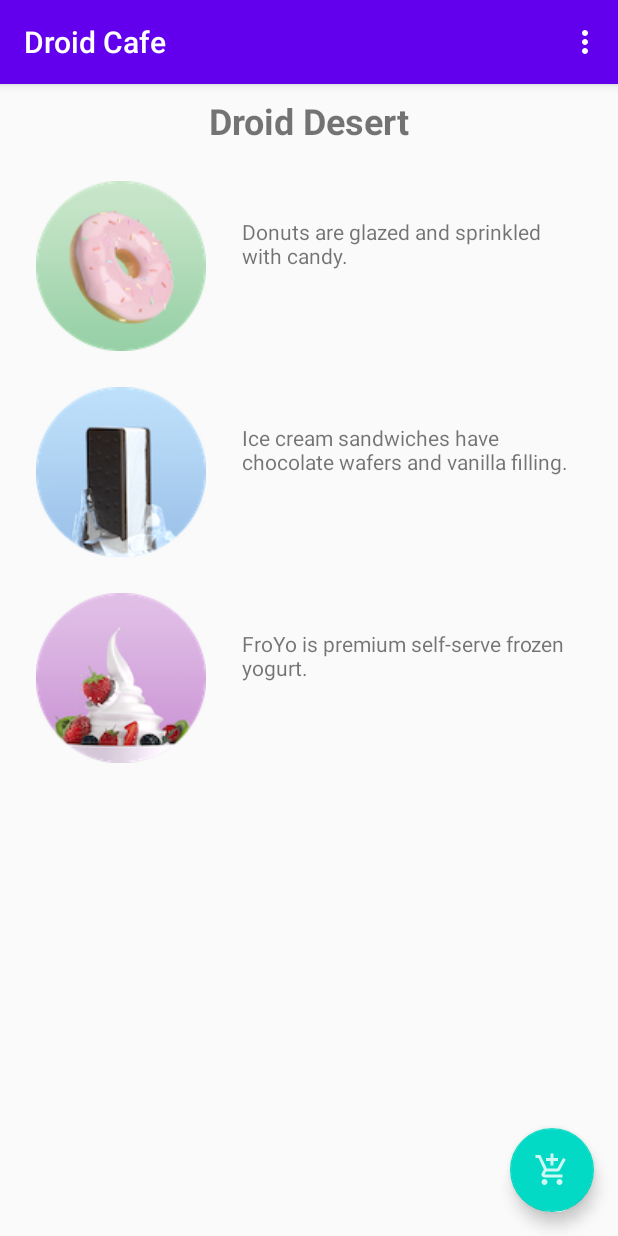
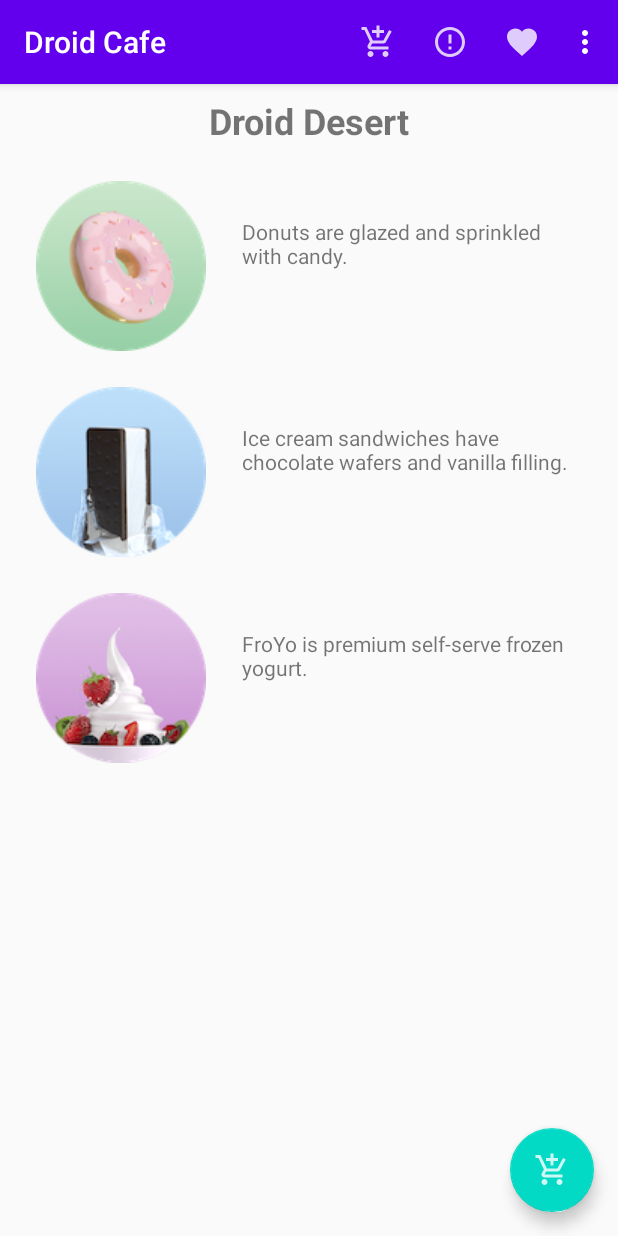
Before and after one commit to Tanvir33018/DroidCafe, an Android app: the screen it shows after launch (MainActivity), on a phone screen of 412 x 824 dp. Run offline under Robolectric (Android 15) with nearby library versions, the phone set to English and light mode, and no system bars.

Commit message:
inti commit with gradle

```diff
--- a/app/src/main/java/com/example/droidcafe/MainActivity.java
+++ b/app/src/main/java/com/example/droidcafe/MainActivity.java
@@ -49,10 +49,22 @@ public class MainActivity extends AppCompatActivity {
         int id = item.getItemId();
 
         //noinspection SimplifiableIfStatement
-        if (id == R.id.action_order) {
-            return true;
+        switch(id){
+            case R.id.action_order:
+                displayToast(getString(R.string.action_order_message));
+                break;
+            case R.id.action_contact:
+                displayToast(getString(R.string.action_contact_message));
+                break;
+            case R.id.action_favorities:
+                displayToast(getString(R.string.action_favorites_message));
+                break;
+            case R.id.action_status:
+                displayToast(getString(R.string.action_status_message));
+                break;
+            default:
+                break;
         }
-
         return super.onOptionsItemSelected(item);
     }
 
--- /dev/null
+++ b/app/src/main/res/drawable-anydpi/ic_favorite.xml
@@ -0,0 +1,11 @@
+<vector xmlns:android="http://schemas.android.com/apk/res/android"
+    android:width="24dp"
+    android:height="24dp"
+    android:viewportWidth="24"
+    android:viewportHeight="24"
+    android:tint="#FFFFFF"
+    android:alpha="0.8">
+  <path
+      android:fillColor="@android:color/white"
+      android:pathData="M12,21.35l-1.45,-1.32C5.4,15.36 2,12.28 2,8.5 2,5.42 4.42,3 7.5,3c1.74,0 3.41,0.81 4.5,2.09C13.09,3.81 14.76,3 16.5,3 19.58,3 22,5.42 22,8.5c0,3.78 -3.4,6.86 -8.55,11.54L12,21.35z"/>
+</vector>
--- /dev/null
+++ b/app/src/main/res/drawable-anydpi/ic_order.xml
@@ -0,0 +1,11 @@
+<vector xmlns:android="http://schemas.android.com/apk/res/android"
+    android:width="24dp"
+    android:height="24dp"
+    android:viewportWidth="24"
+    android:viewportHeight="24"
+    android:tint="#FFFFFF"
+    android:alpha="0.8">
+  <path
+      android:fillColor="@android:color/white"
+      android:pathData="M11,9h2L13,6h3L16,4h-3L13,1h-2v3L8,4v2h3v3zM7,18c-1.1,0 -1.99,0.9 -1.99,2S5.9,22 7,22s2,-0.9 2,-2 -0.9,-2 -2,-2zM17,18c-1.1,0 -1.99,0.9 -1.99,2s0.89,2 1.99,2 2,-0.9 2,-2 -0.9,-2 -2,-2zM7.17,14.75l0.03,-0.12 0.9,-1.63h7.45c0.75,0 1.41,-0.41 1.75,-1.03l3.86,-7.01L19.42,4h-0.01l-1.1,2 -2.76,5L8.53,11l-0.13,-0.27L6.16,6l-0.95,-2 -0.94,-2L1,2v2h2l3.6,7.59 -1.35,2.45c-0.16,0.28 -0.25,0.61 -0.25,0.96 0,1.1 0.9,2 2,2h12v-2L7.42,15c-0.13,0 -0.25,-0.11 -0.25,-0.25z"/>
+</vector>
--- /dev/null
+++ b/app/src/main/res/drawable-anydpi/ic_status_info.xml
@@ -0,0 +1,11 @@
+<vector xmlns:android="http://schemas.android.com/apk/res/android"
+    android:width="24dp"
+    android:height="24dp"
+    android:viewportWidth="24"
+    android:viewportHeight="24"
+    android:tint="#FFFFFF"
+    android:alpha="0.8">
+  <path
+      android:fillColor="@android:color/white"
+      android:pathData="M11,15h2v2h-2zM11,7h2v6h-2zM11.99,2C6.47,2 2,6.48 2,12s4.47,10 9.99,10C17.52,22 22,17.52 22,12S17.52,2 11.99,2zM12,20c-4.42,0 -8,-3.58 -8,-8s3.58,-8 8,-8 8,3.58 8,8 -3.58,8 -8,8z"/>
+</vector>
--- a/app/src/main/res/menu/menu_main.xml
+++ b/app/src/main/res/menu/menu_main.xml
@@ -12,15 +12,18 @@
         android:id="@+id/action_order"
         android:orderInCategory="10"
         android:title="@string/action_order"
-        app:showAsAction="never" />
+        android:icon="@drawable/ic_order"
+        app:showAsAction="always" />
     <item
         android:id="@+id/action_status"
         android:orderInCategory="20"
         android:title="@string/action_status"
-        app:showAsAction="never" />
+        app:showAsAction="always"
+        android:icon="@drawable/ic_status_info"/>
     <item
         android:id="@+id/action_favorities"
         android:orderInCategory="30"
         android:title="@string/action_favorities"
-        app:showAsAction="never" />
+        android:icon="@drawable/ic_favorite"
+        app:showAsAction="always" />
 </menu>
```
Also changed, not shown: app/src/main/res/drawable-hdpi/ic_favorite.png (added), app/src/main/res/drawable-hdpi/ic_order.png (added), app/src/main/res/drawable-hdpi/ic_status_info.png (added), app/src/main/res/drawable-mdpi/ic_favorite.png (added), app/src/main/res/drawable-mdpi/ic_order.png (added), app/src/main/res/drawable-mdpi/ic_status_info.png (added), app/src/main/res/drawable-xhdpi/ic_favorite.png (added), app/src/main/res/drawable-xhdpi/ic_order.png (added), app/src/main/res/drawable-xhdpi/ic_status_info.png (added), app/src/main/res/drawable-xxhdpi/ic_favorite.png (added), app/src/main/res/drawable-xxhdpi/ic_order.png (added), app/src/main/res/drawable-xxhdpi/ic_status_info.png (added).
